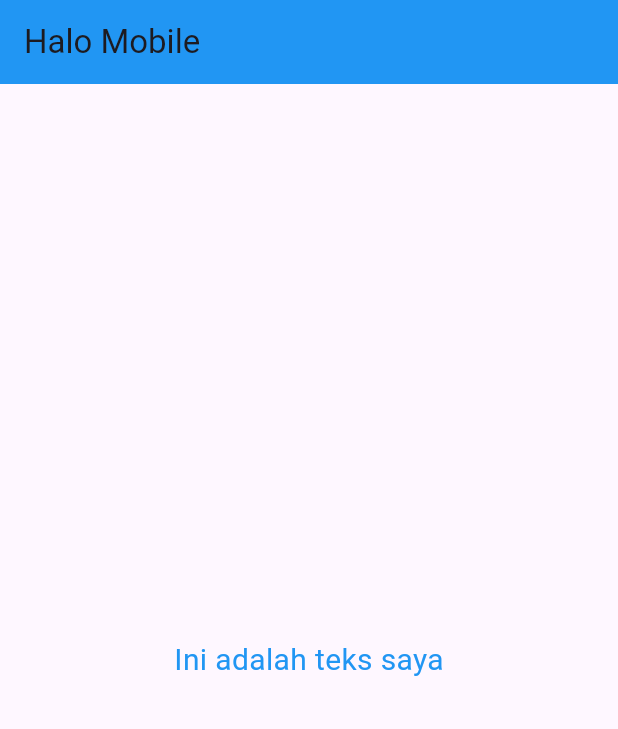
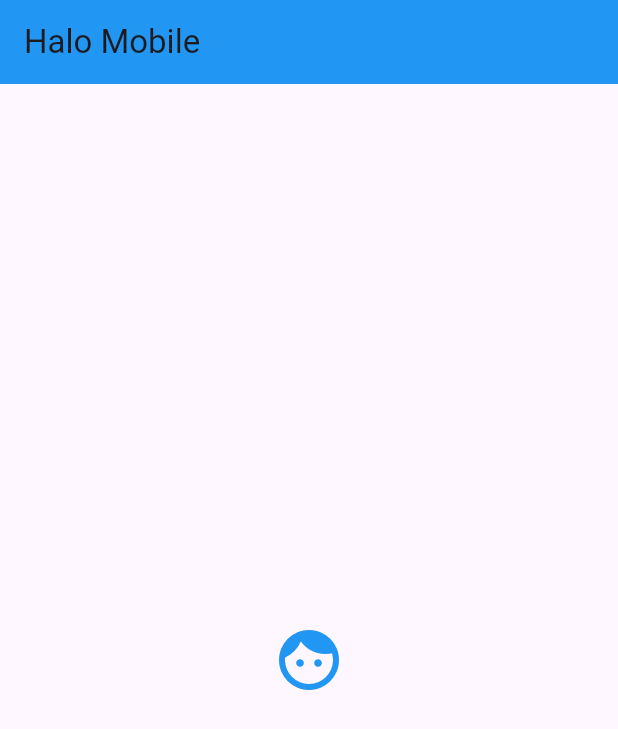
Before and after one commit to LeaOhyeah/belajar_flutter, a Flutter app: the screen it shows after launch, on a phone screen of 412 x 824 dp. Shown: the top 729 px of the screen. Run offline on Flutter 3.47's test engine with Material 3 defaults, Android fonts, the phone set to English and light mode, and no system bars.

Commit message:
feat(home) menambahkan contoh widget icon
membuat widget icon dan memberikan styling pada icon

```diff
--- a/lib/home.dart
+++ b/lib/home.dart
@@ -11,9 +11,10 @@ class Home extends StatelessWidget {
         backgroundColor: Colors.blue,
       ),
       body: const Center(
-        child: Text(
-          "Ini adalah teks saya",
-          style: TextStyle(fontSize: 20, color: Colors.blue),
+        child: Icon(
+          Icons.face,
+          color: Colors.blue,
+          size: 48,
         ),
       ),
       // body: Center(child: Text("Ini Home dari file lain"),),
```
